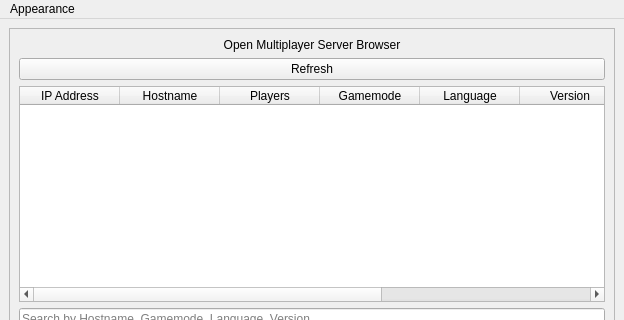
dzmtrzz/alt-omp-launcher, file assets/ui/form.ui: the form before one commit; both pictures show x 0 to 624 and y 0 to 320 of the 624 by 467 pixel window.
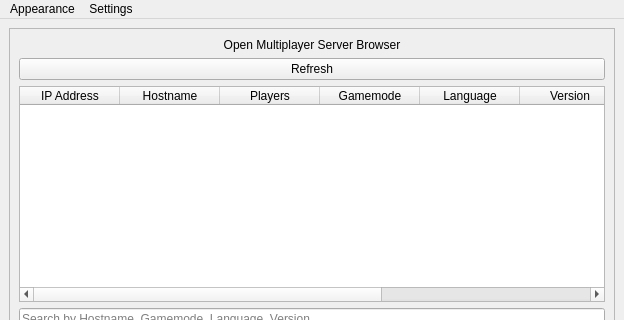
The form after the commit. Icons and pictures are not drawn.

Diff of the .ui file:
```diff
--- a/assets/ui/form.ui
+++ b/assets/ui/form.ui
@@ -228,7 +228,14 @@
     </property>
     <addaction name="actionTheme"/>
    </widget>
+   <widget class="QMenu" name="menuSettings">
+    <property name="title">
+     <string>Settings</string>
+    </property>
+    <addaction name="actionSettings"/>
+   </widget>
    <addaction name="menuAppearance"/>
+   <addaction name="menuSettings"/>
   </widget>
   <action name="actionTheme">
    <property name="icon">
```
Left out of the diff: 5 changed lines with no effect on the pictures.
